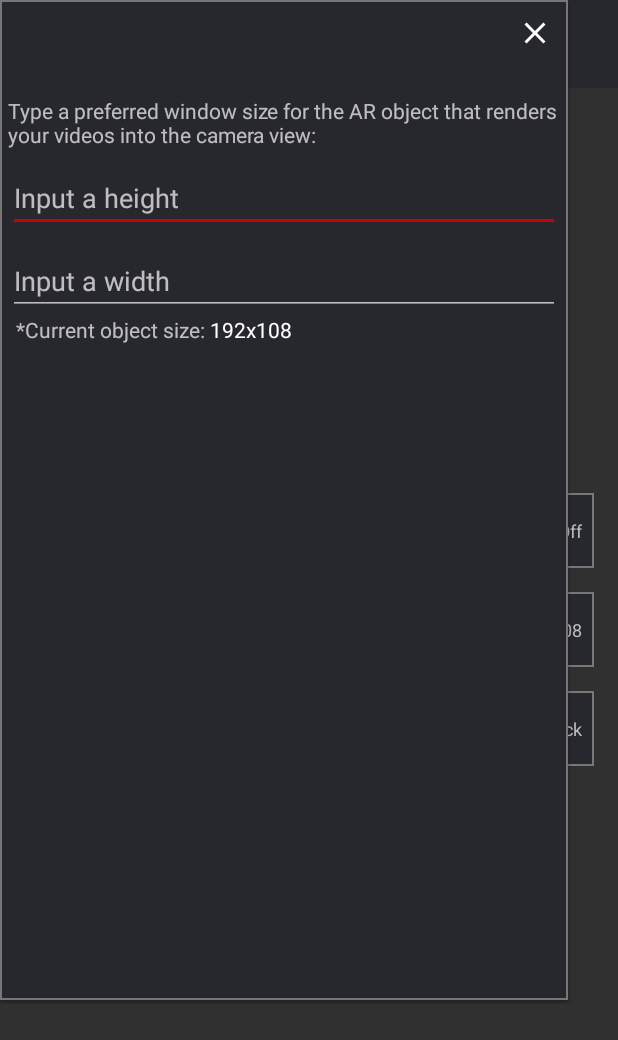
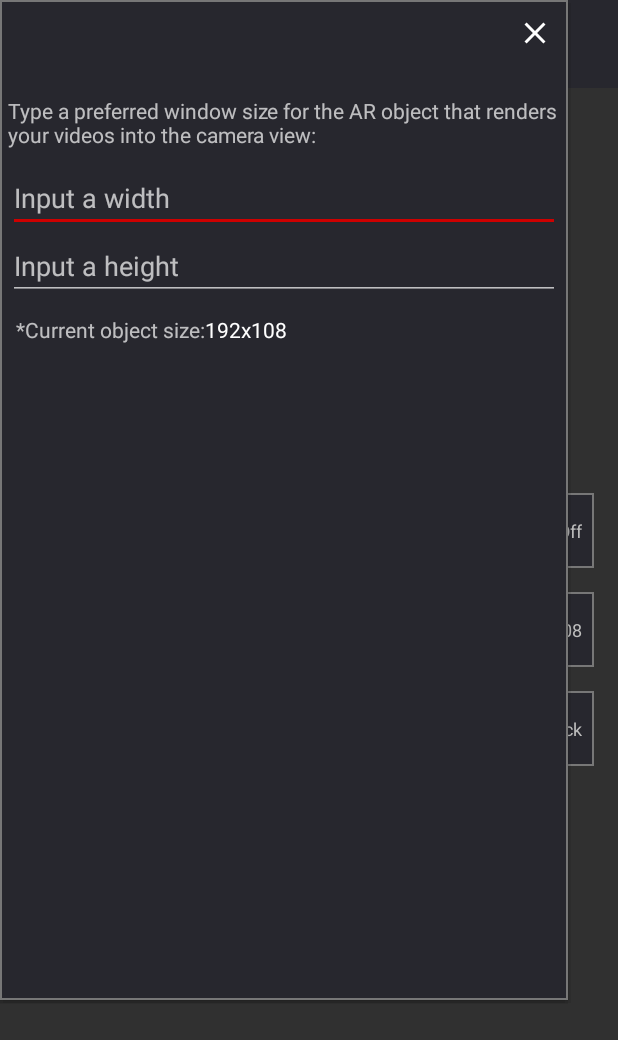
Before and after one commit to daniel0707/Home-Cinema, an Android app: the SettingsActivity screen opened directly, with no data from a screen before it, after a tap on "View", on a phone screen of 412 x 824 dp. Shown: the top 1040 px of the screen. Run offline under Robolectric (Android 15) with nearby library versions, the phone set to English and light mode, and no system bars.

Commit message:
corrections to XML files

```diff
--- a/app/src/main/res/layout/activity_main.xml
+++ b/app/src/main/res/layout/activity_main.xml
@@ -46,7 +46,7 @@
             android:layout_marginRight="16dp"
             android:background="@drawable/headerbackground"
             android:gravity="center"
-            android:text="Choose a video"
+            android:text="@string/choose_a_video"
             android:textColor="@color/colorText"
             android:textSize="20sp" />
     </LinearLayout>
@@ -58,6 +58,6 @@
         android:layout_height="match_parent"
         android:layout_marginTop="125dp"
         android:paddingTop="8dp"
-        android:scrollbars="vertical"></ListView>
+        android:scrollbars="vertical"/>
 
 </android.support.constraint.ConstraintLayout>
--- a/app/src/main/res/layout/activity_settings.xml
+++ b/app/src/main/res/layout/activity_settings.xml
@@ -21,7 +21,7 @@
 
         <ImageView
             android:id="@+id/backButton"
-            android:paddingRight="24dp"
+            android:paddingEnd="24dp"
             android:paddingTop="12dp"
             android:paddingBottom="12dp"
             android:layout_width="wrap_content"
--- a/app/src/main/res/layout/activity_splash.xml
+++ b/app/src/main/res/layout/activity_splash.xml
@@ -1,5 +1,5 @@
 <FrameLayout xmlns:android="http://schemas.android.com/apk/res/android"
-    android:contentDescription="Splash screen"
+    android:contentDescription="@string/splash_screen_name"
     xmlns:app="http://schemas.android.com/apk/res-auto"
     android:id="@+id/mainLayout"
     xmlns:tools="http://schemas.android.com/tools"
--- a/app/src/main/res/layout/activity_video.xml
+++ b/app/src/main/res/layout/activity_video.xml
@@ -26,7 +26,7 @@
                 android:layout_height="wrap_content"
                 android:contentDescription="@string/backbutton"
                 android:paddingTop="12dp"
-                android:paddingRight="24dp"
+                android:paddingEnd="24dp"
                 android:paddingBottom="12dp"
                 android:src="@drawable/ic_outline_arrow_back_24px" />
 
@@ -35,9 +35,9 @@
                 android:layout_width="match_parent"
                 android:layout_height="wrap_content"
                 android:layout_marginEnd="50dp"
-                android:contentDescription="Settings"
+                android:contentDescription="@string/settings"
                 android:gravity="center"
-                android:text="Camera"
+                android:text="@string/camera_text"
                 android:textColor="@color/colorText"
                 android:textSize="20sp" />
 
--- a/app/src/main/res/layout/bluetooth_popup.xml
+++ b/app/src/main/res/layout/bluetooth_popup.xml
@@ -16,7 +16,7 @@
         android:background="?android:attr/selectableItemBackground"
         android:contentDescription="@string/exit"
         android:src="@drawable/ic_outline_close_24px"
-        android:text="Close Me" />
+        android:text="@string/close_me" />
 
     <LinearLayout
         android:layout_width="wrap_content"
@@ -41,14 +41,14 @@
                 android:layout_width="wrap_content"
                 android:layout_height="wrap_content"
                 android:gravity="center"
-                android:text="Tap to turn on Bluetooth"
+                android:text="@string/bluetooth_help"
                 android:textSize="20sp" />
 
             <Switch
                 android:id="@+id/switch_button"
                 android:layout_width="wrap_content"
                 android:layout_height="50dp"
-                android:layout_marginLeft="8dp"
+                android:layout_marginStart="8dp"
                 android:contentDescription="@string/bluebooth" />
 
         </LinearLayout>
--- a/app/src/main/res/layout/video_list_item.xml
+++ b/app/src/main/res/layout/video_list_item.xml
@@ -10,7 +10,7 @@
         android:id="@+id/video_thumbnail"
         android:layout_width="96dp"
         android:layout_height="96dp"
-        android:layout_marginLeft="5dp"
+        android:layout_marginStart="5dp"
         android:contentDescription="@string/video_thumbnail" />
 
     <LinearLayout
--- a/app/src/main/res/layout/view_popup.xml
+++ b/app/src/main/res/layout/view_popup.xml
@@ -19,7 +19,7 @@
         android:contentDescription="@string/exit"
         android:padding="10dp"
         android:src="@drawable/ic_outline_close_24px"
-        android:text="Close Me" />
+        android:text="@string/close_me" />
 
     <TextView
         android:layout_width="match_parent"
@@ -29,22 +29,22 @@
         android:contentDescription="@string/viewdescription"
         android:text="@string/viewdescription" />
 
+    <!-- Edit Width -->
+    <EditText
+        android:id="@+id/view_width"
+        android:layout_width="match_parent"
+        android:layout_height="wrap_content"
+        android:hint="@string/user_request_width"
+        android:inputType="number"
+        android:textColor="#777" />
+
     <!-- Edit Height -->
     <EditText
         android:id="@+id/view_height"
         android:layout_width="match_parent"
         android:layout_height="wrap_content"
         android:layout_marginBottom="10dp"
-        android:hint="Input a height"
-        android:inputType="number"
-        android:textColor="#777" />
-
-    <!-- Edit Width -->
-    <EditText
-        android:id="@+id/view_width"
-        android:layout_width="match_parent"
-        android:layout_height="wrap_content"
-        android:hint="Input a width"
+        android:hint="@string/user_request_height"
         android:inputType="number"
         android:textColor="#777" />
 
@@ -61,7 +61,7 @@
             android:layout_height="wrap_content"
             android:layout_gravity="start"
             android:layout_marginStart="5dp"
-            android:text="*Current object size: " />
+            android:text="@string/current_object_size" />
 
         <TextView
             android:id="@+id/customDimensionWidth"
--- a/app/src/main/res/values/strings.xml
+++ b/app/src/main/res/values/strings.xml
@@ -33,4 +33,19 @@
     <string name="Bluetooth_disconnected">Disconnected</string>
     <string name="settingsbar_text">Settings</string>
     <string name="Bluetooth_off">Off</string>
+    <string name="splash_screen_name">Splash screen</string>
+    <string name="settings">Settings</string>
+    <string name="camera_text">Camera</string>
+    <string name="close_me">Close Me</string>
+    <string name="bluetooth_help">Tap to turn on Bluetooth</string>
+    <string name="close_me">Close Me</string>
+    <string name="about">This application was created as a school project.</string>
+    <string name="about_help">The application can be used for playing a video file from your phone on the application\'s AR camera! To play a file, simply choose one from the scrollable list and the application will take care of the rest!</string>
+    <string name="about_extra">Find more information at:</string>
+    <string name="github_readme">https://github.com/daniel0707/Home-Cinema/blob/master/README.md</string>
+    <string name="close_me">Close Me</string>
+    <string name="user_request_width">Input a width</string>
+    <string name="user_request_height">Input a height</string>
+    <string name="current_object_size">*Current object size:</string>
+    <string name="choose_a_video">Choose a video</string>
 </resources>
```
Also changed, not shown: app/src/main/res/layout/help_popup.xml (+6 -6 lines).
